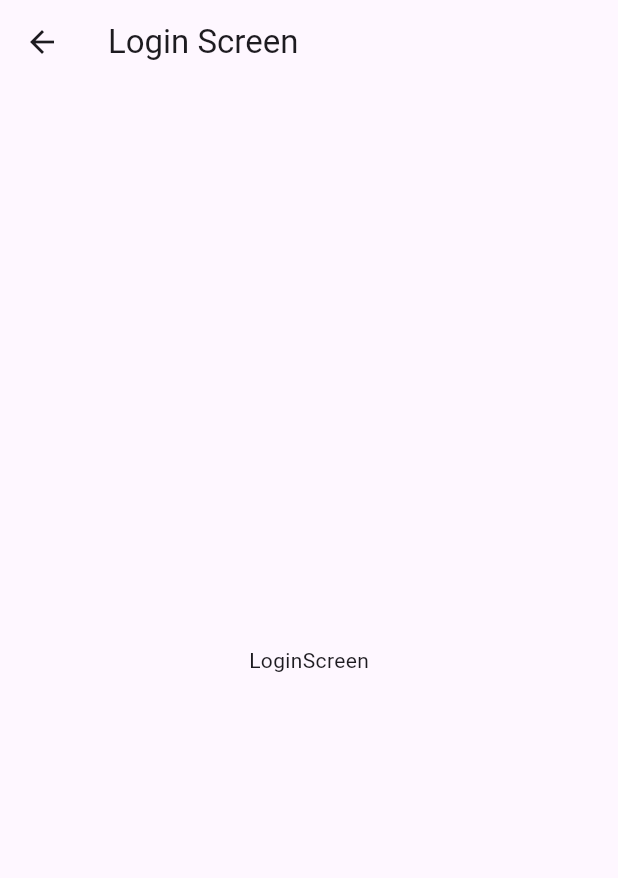
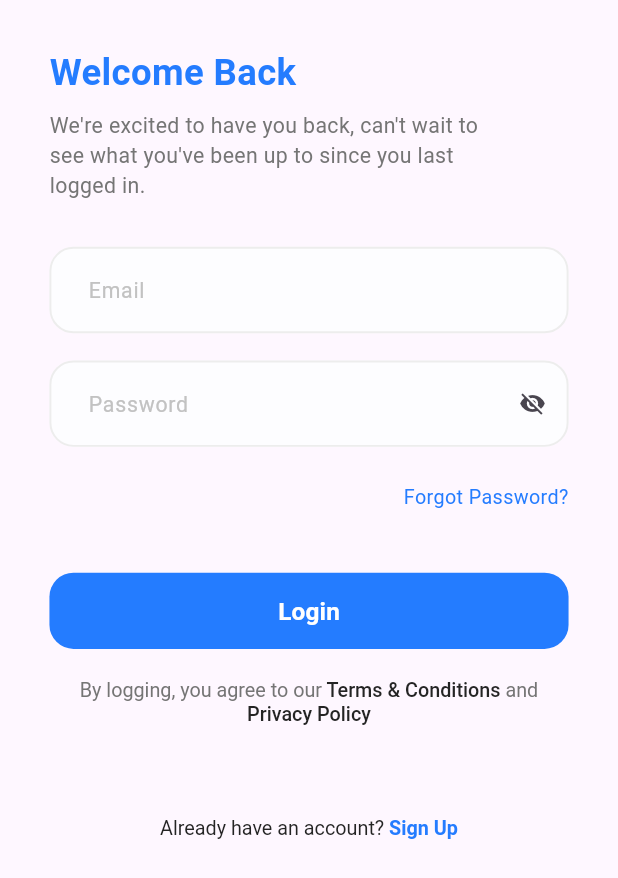
Before and after one commit to mohamedebra/medical, a Flutter app: the screen it shows after launch, after a tap on "Get Started", on a phone screen of 412 x 824 dp. Shown: the top 878 px of the screen. Run offline on Flutter 3.47's test engine with Material 3 defaults, Android fonts, the phone set to English and light mode, and no system bars; our stand-ins replace flutter_screenutil, flutter_svg.

Commit message:
finish login screen

```diff
--- a/lib/core/helper/spacing.dart
+++ b/lib/core/helper/spacing.dart
@@ -0,0 +1,10 @@
+import 'package:flutter/material.dart';
+import 'package:flutter_screenutil/flutter_screenutil.dart';
+
+SizedBox verticalSpace(double height) => SizedBox(
+  height: height.h,
+);
+
+SizedBox horizontalSpace(double width) => SizedBox(
+  width: width.w,
+);
--- a/lib/core/theming/colors.dart
+++ b/lib/core/theming/colors.dart
@@ -1,6 +1,10 @@
 import 'package:flutter/material.dart';
 
 class ColorsManager{
-  static const Color mainColors = Color(0xFF247CFF);
+  static const Color mainBlue = Color(0xFF247CFF);
+  static const Color darkBlue = Color(0xFF242424);
   static const Color gray = Color(0xFF757575);
+  static const Color lightGray = Color(0xFFC2C2C2);
+  static const Color lighterGray = Color(0xFFEDEDED);
+  static const Color moreLightGray = Color(0xFFFDFDFF);
 }
--- a/lib/core/theming/font_weight_helper.dart
+++ b/lib/core/theming/font_weight_helper.dart
@@ -0,0 +1,12 @@
+import 'package:flutter/material.dart';
+
+class FontWeightHelper {
+  static const FontWeight thin = FontWeight.w100;
+  static const FontWeight extraLight = FontWeight.w200;
+  static const FontWeight light = FontWeight.w300;
+  static const FontWeight regular = FontWeight.w400;
+  static const FontWeight medium = FontWeight.w500;
+  static const FontWeight semiBold = FontWeight.w600;
+  static const FontWeight bold = FontWeight.w700;
+  static const FontWeight extraBold = FontWeight.w800;
+}
--- a/lib/core/theming/styles.dart
+++ b/lib/core/theming/styles.dart
@@ -1,26 +1,95 @@
 import 'package:flutter/material.dart';
 import 'package:flutter_screenutil/flutter_screenutil.dart';
 import 'package:medical/core/theming/colors.dart';
+import 'package:medical/core/theming/font_weight_helper.dart';
 
-class TextStyles{
-  static TextStyle font24BlackWeight700 = TextStyle(
+class TextStyles {
+  static TextStyle font24BlackBold = TextStyle(
     fontSize: 24.sp,
+    fontWeight: FontWeightHelper.bold,
     color: Colors.black,
-    fontWeight: FontWeight.w700
   );
+
   static TextStyle font32BlueBold = TextStyle(
-      fontSize: 32.sp,
-      color: ColorsManager.mainColors,
-      fontWeight: FontWeight.bold
+    fontSize: 32.sp,
+    fontWeight: FontWeightHelper.bold,
+    color: ColorsManager.mainBlue,
   );
-  static TextStyle font13grayWeight400 = TextStyle(
-      fontSize: 13.sp,
-      color: ColorsManager.gray,
-      fontWeight: FontWeight.w400
+
+  static TextStyle font13BlueSemiBold = TextStyle(
+    fontSize: 13.sp,
+    fontWeight: FontWeightHelper.semiBold,
+    color: ColorsManager.mainBlue,
   );
+
+  static TextStyle font13DarkBlueMedium = TextStyle(
+    fontSize: 13.sp,
+    fontWeight: FontWeightHelper.medium,
+    color: ColorsManager.darkBlue,
+  );
+
+  static TextStyle font13DarkBlueRegular = TextStyle(
+    fontSize: 13.sp,
+    fontWeight: FontWeightHelper.regular,
+    color: ColorsManager.darkBlue,
+  );
+
+  static TextStyle font24BlueBold = TextStyle(
+    fontSize: 24.sp,
+    fontWeight: FontWeightHelper.bold,
+    color: ColorsManager.mainBlue,
+  );
+
   static TextStyle font16WhiteSemiBold = TextStyle(
-      fontSize: 16.sp,
-      color: Colors.white,
-      fontWeight: FontWeight.w500
+    fontSize: 16.sp,
+    fontWeight: FontWeightHelper.semiBold,
+    color: Colors.white,
+  );
+
+  static TextStyle font13GrayRegular = TextStyle(
+    fontSize: 13.sp,
+    fontWeight: FontWeightHelper.regular,
+    color: ColorsManager.gray,
+  );
+
+  static TextStyle font13BlueRegular = TextStyle(
+    fontSize: 13.sp,
+    fontWeight: FontWeightHelper.regular,
+    color: ColorsManager.mainBlue,
+  );
+
+  static TextStyle font14GrayRegular = TextStyle(
+    fontSize: 14.sp,
+    fontWeight: FontWeightHelper.regular,
+    color: ColorsManager.gray,
+  );
+
+  static TextStyle font14LightGrayRegular = TextStyle(
+    fontSize: 14.sp,
+    fontWeight: FontWeightHelper.regular,
+    color: ColorsManager.lightGray,
+  );
+
+  static TextStyle font14DarkBlueMedium = TextStyle(
+    fontSize: 14.sp,
+    fontWeight: FontWeightHelper.medium,
+    color: ColorsManager.darkBlue,
+  );
+  static TextStyle font16WhiteMedium = TextStyle(
+    fontSize: 16.sp,
+    fontWeight: FontWeightHelper.medium,
+    color: Colors.white,
+  );
+
+  static TextStyle font14BlueSemiBold = TextStyle(
+    fontSize: 14.sp,
+    fontWeight: FontWeightHelper.semiBold,
+    color: ColorsManager.mainBlue,
+  );
+
+  static TextStyle font15DarkBlueMedium = TextStyle(
+    fontSize: 15.sp,
+    fontWeight: FontWeightHelper.medium,
+    color: ColorsManager.darkBlue,
   );
 }
--- a/lib/core/wedgits/app_text_button.dart
+++ b/lib/core/wedgits/app_text_button.dart
@@ -0,0 +1,58 @@
+import 'package:flutter/material.dart';
+import 'package:flutter_screenutil/flutter_screenutil.dart';
+
+import '../theming/colors.dart';
+
+class AppTextButton extends StatelessWidget {
+  final double? borderRadius;
+  final Color? backgroundColor;
+  final double? horizontalPadding;
+  final double? verticalPadding;
+  final double? buttonWidth;
+  final double? buttonHeight;
+  final String buttonText;
+  final TextStyle textStyle;
+  final VoidCallback onPressed;
+  const AppTextButton({
+    super.key,
+    this.borderRadius,
+    this.backgroundColor,
+    this.horizontalPadding,
+    this.verticalPadding,
+    this.buttonHeight,
+    this.buttonWidth,
+    required this.buttonText,
+    required this.textStyle,
+    required this.onPressed,
+  });
+
+  @override
+  Widget build(BuildContext context) {
+    return TextButton(
+      style: ButtonStyle(
+        shape: MaterialStateProperty.all<RoundedRectangleBorder>(
+          RoundedRectangleBorder(
+            borderRadius: BorderRadius.circular(borderRadius ?? 16.0),
+          ),
+        ),
+        backgroundColor: MaterialStatePropertyAll(
+          backgroundColor ?? ColorsManager.mainBlue,
+        ),
+        padding: MaterialStateProperty.all<EdgeInsets>(
+          EdgeInsets.symmetric(
+            horizontal: horizontalPadding?.w ?? 12.w,
+            vertical: verticalPadding?.h ?? 14.h,
+          ),
+        ),
+        fixedSize: MaterialStateProperty.all(
+          Size(buttonWidth?.w ?? double.maxFinite, buttonHeight ?? 50.h),
+        ),
+      ),
+      onPressed: onPressed,
+      child: Text(
+        buttonText,
+        style: textStyle,
+      ),
+    );
+  }
+}
--- a/lib/core/wedgits/app_text_form_field.dart
+++ b/lib/core/wedgits/app_text_form_field.dart
@@ -0,0 +1,84 @@
+import 'package:flutter/material.dart';
+import 'package:flutter_screenutil/flutter_screenutil.dart';
+import 'package:medical/core/theming/colors.dart';
+import 'package:medical/core/theming/styles.dart';
+
+class AppTextFormField extends StatelessWidget {
+  final EdgeInsetsGeometry? contentPadding;
+  final InputBorder? focusedBorder;
+  final InputBorder? enabledBorder;
+  final TextStyle? inputTextStyle;
+  final TextStyle? hintStyle;
+  final String hintText;
+  final bool? isObscureText;
+  final Widget? suffixIcon;
+  final Color? backgroundColor;
+  final TextEditingController? controller;
+  final Function(String?) validator;
+  const AppTextFormField({
+    super.key,
+    this.contentPadding,
+    this.focusedBorder,
+    this.enabledBorder,
+    this.inputTextStyle,
+    this.hintStyle,
+    required this.hintText,
+    this.isObscureText,
+    this.suffixIcon,
+    this.backgroundColor,
+    this.controller,
+    required this.validator,
+  });
+
+  @override
+  Widget build(BuildContext context) {
+    return TextFormField(
+      controller: controller,
+      decoration: InputDecoration(
+        isDense: true,
+        contentPadding: contentPadding ??
+            EdgeInsets.symmetric(horizontal: 20.w, vertical: 18.h),
+        focusedBorder: focusedBorder ??
+            OutlineInputBorder(
+              borderSide: const BorderSide(
+                color: ColorsManager.mainBlue,
+                width: 1.3,
+              ),
+              borderRadius: BorderRadius.circular(16.0),
+            ),
+        enabledBorder: enabledBorder ??
+            OutlineInputBorder(
+              borderSide: const BorderSide(
+                color: ColorsManager.lighterGray,
+                width: 1.3,
+              ),
+              borderRadius: BorderRadius.circular(16.0),
+            ),
+        errorBorder: OutlineInputBorder(
+          borderSide: const BorderSide(
+            color: Colors.red,
+            width: 1.3,
+          ),
+          borderRadius: BorderRadius.circular(16.0),
+        ),
+        focusedErrorBorder: OutlineInputBorder(
+          borderSide: const BorderSide(
+            color: Colors.red,
+            width: 1.3,
+          ),
+          borderRadius: BorderRadius.circular(16.0),
+        ),
+        hintStyle: hintStyle ?? TextStyles.font14LightGrayRegular,
+        hintText: hintText,
+        suffixIcon: suffixIcon,
+        fillColor: backgroundColor ?? ColorsManager.moreLightGray,
+        filled: true,
+      ),
+      obscureText: isObscureText ?? false,
+      style: TextStyles.font14DarkBlueMedium,
+      validator: (value) {
+        return validator(value);
+      },
+    );
+  }
+}
--- a/lib/doc_app.dart
+++ b/lib/doc_app.dart
@@ -17,7 +17,7 @@ class DocApp extends StatelessWidget {
         debugShowCheckedModeBanner: false,
         title: "Doc App",
         theme: ThemeData(
-          primaryColor: ColorsManager.mainColors
+          primaryColor: ColorsManager.mainBlue
         ),
         initialRoute: Routes.onBoardingScreen,
         onGenerateRoute: appRouter.generateRoute,
--- a/lib/features/login/ui/login_screen.dart
+++ b/lib/features/login/ui/login_screen.dart
@@ -1,17 +1,90 @@
 import 'package:flutter/material.dart';
+import 'package:flutter_screenutil/flutter_screenutil.dart';
+import 'package:medical/core/helper/spacing.dart';
+import 'package:medical/core/theming/styles.dart';
+import 'package:medical/core/wedgits/app_text_button.dart';
+import 'package:medical/core/wedgits/app_text_form_field.dart';
+import 'package:medical/features/login/ui/wedgits/aready_have_account_text.dart';
+import 'package:medical/features/login/ui/wedgits/temrs_and_conditions_text.dart';
 
-class LoginScreen extends StatelessWidget {
+class LoginScreen extends StatefulWidget {
   const LoginScreen({super.key});
 
   @override
+  State<LoginScreen> createState() => _LoginScreenState();
+}
+
+class _LoginScreenState extends State<LoginScreen> {
+  final formKey = GlobalKey<FormState>();
+  bool isObscureText = true;
+  @override
   Widget build(BuildContext context) {
-    return  Scaffold(
-      appBar: AppBar(
-        title: Text('Login Screen'),
+    return Scaffold(
+        body: SafeArea(
+      child: SingleChildScrollView(
+        child: Padding(
+          padding: EdgeInsets.symmetric(horizontal: 30.w, vertical: 30.h),
+          child: Column(
+            crossAxisAlignment: CrossAxisAlignment.start,
+            children: [
+              Text(
+                'Welcome Back',
+                style: TextStyles.font24BlueBold,
+              ),
+              verticalSpace(8.h),
+              Text(
+                '''We're excited to have you back, can't wait to \nsee what you've been up to since you last \nlogged in.''',
+                style: TextStyles.font14GrayRegular,
+              ),
+              verticalSpace(30.h),
+              Form(
+                  key: formKey,
+                  child: Column(
+                    children: [
+                      const AppTextFormField(
+                          hintText: 'Email', validator: print),
+                      verticalSpace(18),
+                      AppTextFormField(
+                        hintText: 'Password',
+                        validator: print,
+                        isObscureText: isObscureText,
+                        suffixIcon: GestureDetector(
+                          onTap: () {
+                            setState(() {
+                              isObscureText = !isObscureText;
+                            });
+                          },
+                          child: Icon(
+                            isObscureText
+                                ? Icons.visibility_off
+                                : Icons.visibility,
+                          ),
+                        ),
+                      ),
+                      verticalSpace(24),
+                      Align(
+                        alignment: AlignmentDirectional.centerEnd,
+                        child: Text(
+                          'Forgot Password?',
+                          style: TextStyles.font13BlueRegular,
+                        ),
+                      ),
+                      verticalSpace(40),
+                      AppTextButton(
+                        buttonText: "Login",
+                        textStyle: TextStyles.font16WhiteSemiBold,
+                        onPressed: () {},
+                      ),
+                      verticalSpace(16),
+                      const TermsAndConditionsText(),
+                      verticalSpace(60),
+                      const AlreadyHaveAccountText(),
+                    ],
+                  ))
+            ],
+          ),
+        ),
       ),
-      body: Center(
-        child: Text('LoginScreen'),
-      ),
-    );
+    ));
   }
 }
--- a/lib/features/login/ui/wedgits/aready_have_account_text.dart
+++ b/lib/features/login/ui/wedgits/aready_have_account_text.dart
@@ -0,0 +1,26 @@
+import 'package:flutter/material.dart';
+
+import '../../../../core/theming/styles.dart';
+
+class AlreadyHaveAccountText extends StatelessWidget {
+  const AlreadyHaveAccountText({super.key});
+
+  @override
+  Widget build(BuildContext context) {
+    return RichText(
+      textAlign: TextAlign.center,
+      text: TextSpan(
+        children: [
+          TextSpan(
+            text: 'Already have an account?',
+            style: TextStyles.font13DarkBlueRegular,
+          ),
+          TextSpan(
+            text: ' Sign Up',
+            style: TextStyles.font13BlueSemiBold,
+          ),
+        ],
+      ),
+    );
+  }
+}
--- a/lib/features/login/ui/wedgits/temrs_and_conditions_text.dart
+++ b/lib/features/login/ui/wedgits/temrs_and_conditions_text.dart
@@ -0,0 +1,34 @@
+import 'package:flutter/material.dart';
+
+import '../../../../core/theming/styles.dart';
+
+class TermsAndConditionsText extends StatelessWidget {
+  const TermsAndConditionsText({super.key});
+
+  @override
+  Widget build(BuildContext context) {
+    return RichText(
+      textAlign: TextAlign.center,
+      text: TextSpan(
+        children: [
+          TextSpan(
+            text: 'By logging, you agree to our',
+            style: TextStyles.font13GrayRegular,
+          ),
+          TextSpan(
+            text: ' Terms & Conditions',
+            style: TextStyles.font13DarkBlueMedium,
+          ),
+          TextSpan(
+            text: ' and',
+            style: TextStyles.font13GrayRegular.copyWith(height: 1.5),
+          ),
+          TextSpan(
+            text: ' Privacy Policy',
+            style: TextStyles.font13DarkBlueMedium,
+          ),
+        ],
+      ),
+    );
+  }
+}
--- a/lib/features/onboarding/onboarding_screen.dart
+++ b/lib/features/onboarding/onboarding_screen.dart
@@ -28,7 +28,7 @@ class OnBoardingScreen extends StatelessWidget {
                   child: Column(
                     children: [
                       Text('Manage and schedule all of your medical appointments easily with Docdoc to get a new experience.',
-                        style: TextStyles.font13grayWeight400,
+                        style: TextStyles.font13GrayRegular,
                       textAlign: TextAlign.center,),
                      SizedBox(height: 30.h,),
                      const GetStaredBottom(),
--- a/lib/features/onboarding/wedgits/doc_logo_and_name.dart
+++ b/lib/features/onboarding/wedgits/doc_logo_and_name.dart
@@ -13,7 +13,7 @@ class DocLogoAndName extends StatelessWidget {
       children: [
         SvgPicture.asset('asstes/svgs/docLogo.svg'),
         SizedBox(width: 10.w,),
-        Text("DocDoc",style: TextStyles.font24BlackWeight700,),
+        Text("DocDoc",style: TextStyles.font24BlueBold,),
       ],
     );
   }
--- a/lib/features/onboarding/wedgits/get_stared_bottom.dart
+++ b/lib/features/onboarding/wedgits/get_stared_bottom.dart
@@ -14,7 +14,7 @@ class GetStaredBottom extends StatelessWidget {
           context.pushNamed(Routes.loginScreen);
         },
         style: ButtonStyle(
-          backgroundColor: MaterialStateProperty.all(ColorsManager.mainColors),
+          backgroundColor: MaterialStateProperty.all(ColorsManager.mainBlue),
           tapTargetSize: MaterialTapTargetSize.shrinkWrap,
           minimumSize: const MaterialStatePropertyAll( Size(double.infinity,52)),
           shape: MaterialStatePropertyAll(
```
Also changed, not shown: 21 other files.
